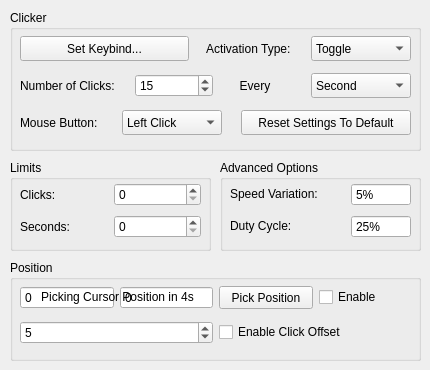
This is BlurAutoClicker.ui in Blur009/Blur-AutoClicker as Qt 5 draws it before an edit. The edited form follows.
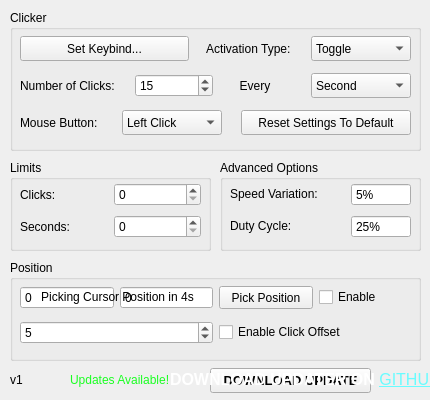
This is the edited form. Icons and pictures are not drawn.

```diff
--- a/BlurAutoClicker.ui
+++ b/BlurAutoClicker.ui
@@ -10,19 +10,19 @@
     <x>0</x>
     <y>0</y>
     <width>430</width>
-    <height>370</height>
+    <height>400</height>
    </rect>
   </property>
   <property name="minimumSize">
    <size>
     <width>430</width>
-    <height>370</height>
+    <height>400</height>
    </size>
   </property>
   <property name="maximumSize">
    <size>
     <width>430</width>
-    <height>370</height>
+    <height>400</height>
    </size>
   </property>
   <property name="windowTitle">
@@ -1251,6 +1251,161 @@
      <bool>true</bool>
     </property>
    </widget>
+   <widget class="QLabel" name="UpdateStatusLabel">
+    <property name="geometry">
+     <rect>
+      <x>70</x>
+      <y>370</y>
+      <width>121</width>
+      <height>20</height>
+     </rect>
+    </property>
+    <property name="minimumSize">
+     <size>
+      <width>0</width>
+      <height>0</height>
+     </size>
+    </property>
+    <property name="maximumSize">
+     <size>
+      <width>500</width>
+      <height>20</height>
+     </size>
+    </property>
+    <property name="font">
+     <font>
+      <family>Leelawadee UI</family>
+      <pointsize>9</pointsize>
+      <bold>false</bold>
+     </font>
+    </property>
+    <property name="toolTipDuration">
+     <number>-1</number>
+    </property>
+    <property name="locale">
+     <locale language="English" country="UnitedStates"/>
+    </property>
+    <property name="text">
+     <string>&lt;html&gt;&lt;head/&gt;&lt;body&gt;&lt;p&gt;&lt;span style=&quot; color:#1aff22;&quot;&gt;Updates Available!&lt;/span&gt;&lt;/p&gt;&lt;/body&gt;&lt;/html&gt;</string>
+    </property>
+   </widget>
+   <widget class="QLabel" name="VersionLabel">
+    <property name="geometry">
+     <rect>
+      <x>10</x>
+      <y>370</y>
+      <width>61</width>
+      <height>20</height>
+     </rect>
+    </property>
+    <property name="minimumSize">
+     <size>
+      <width>0</width>
+      <height>0</height>
+     </size>
+    </property>
+    <property name="maximumSize">
+     <size>
+      <width>500</width>
+      <height>20</height>
+     </size>
+    </property>
+    <property name="font">
+     <font>
+      <family>Leelawadee UI</family>
+      <pointsize>9</pointsize>
+      <bold>false</bold>
+     </font>
+    </property>
+    <property name="toolTipDuration">
+     <number>-1</number>
+    </property>
+    <property name="locale">
+     <locale language="English" country="UnitedStates"/>
+    </property>
+    <property name="text">
+     <string>v1</string>
+    </property>
+   </widget>
+   <widget class="QWidget" name="horizontalLayoutWidget">
+    <property name="geometry">
+     <rect>
+      <x>210</x>
+      <y>360</y>
+      <width>161</width>
+      <height>41</height>
+     </rect>
+    </property>
+    <layout class="QHBoxLayout" name="horizontalLayout_6">
+     <item>
+      <widget class="QPushButton" name="DownloadUpdateButton">
+       <property name="minimumSize">
+        <size>
+         <width>0</width>
+         <height>25</height>
+        </size>
+       </property>
+       <property name="maximumSize">
+        <size>
+         <width>16777215</width>
+         <height>25</height>
+        </size>
+       </property>
+       <property name="font">
+        <font>
+         <family>Yu Gothic UI</family>
+         <pointsize>10</pointsize>
+         <italic>false</italic>
+         <bold>true</bold>
+         <underline>false</underline>
+         <strikeout>false</strikeout>
+        </font>
+       </property>
+       <property name="text">
+        <string>DOWNLOAD UPDATE</string>
+       </property>
+      </widget>
+     </item>
+    </layout>
+   </widget>
+   <widget class="QLabel" name="downloadongithub">
+    <property name="geometry">
+     <rect>
+      <x>170</x>
+      <y>370</y>
+      <width>261</width>
+      <height>20</height>
+     </rect>
+    </property>
+    <property name="minimumSize">
+     <size>
+      <width>0</width>
+      <height>0</height>
+     </size>
+    </property>
+    <property name="maximumSize">
+     <size>
+      <width>500</width>
+      <height>20</height>
+     </size>
+    </property>
+    <property name="font">
+     <font>
+      <family>Leelawadee UI</family>
+      <pointsize>9</pointsize>
+      <bold>false</bold>
+     </font>
+    </property>
+    <property name="toolTipDuration">
+     <number>-1</number>
+    </property>
+    <property name="locale">
+     <locale language="English" country="UnitedStates"/>
+    </property>
+    <property name="text">
+     <string>&lt;html&gt;&lt;head/&gt;&lt;body&gt;&lt;p&gt;&lt;span style=&quot; font-size:12pt; font-weight:700; color:#ffffff;&quot;&gt;DOWNLOAD UPDATER ON &lt;/span&gt;&lt;a href=&quot;https://github.com/Blur009/Blur-AutoClicker/releases&quot;&gt;&lt;span style=&quot; font-size:12pt; text-decoration: underline; color:#69fcff;&quot;&gt;GITHUB&lt;/span&gt;&lt;/a&gt;&lt;/p&gt;&lt;/body&gt;&lt;/html&gt;</string>
+    </property>
+   </widget>
   </widget>
  </widget>
  <tabstops>
```
Left out of the diff: 2 changed lines with no effect on the pictures.
